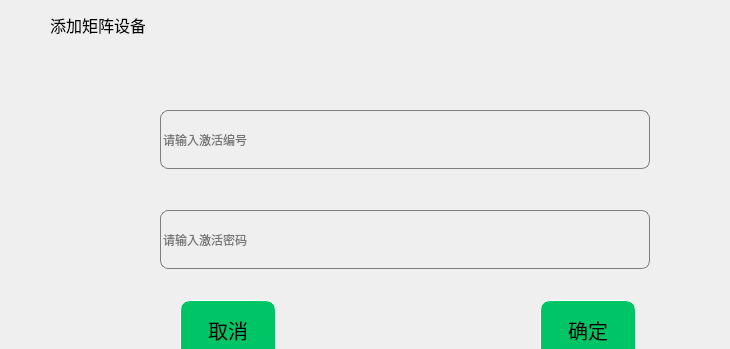
This is UI/gbs/bizWidgets/GBSAddBroker.ui in huangjingpei/myobs as Qt 5 draws it before an edit; both pictures show x 0 to 730 and y 0 to 349 of the 815 by 453 pixel window. The edited form follows.
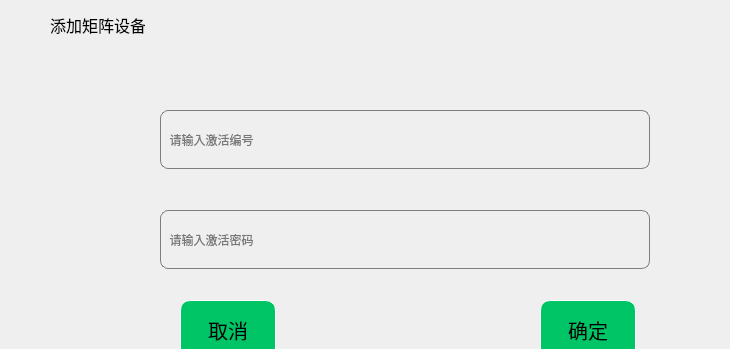
This is the edited form. Icons and pictures are not drawn.

Diff of the .ui file:
```diff
--- a/UI/gbs/bizWidgets/GBSAddBroker.ui
+++ b/UI/gbs/bizWidgets/GBSAddBroker.ui
@@ -90,7 +90,7 @@
 </string>
     </property>
     <property name="placeholderText">
-     <string>请输入激活编号</string>
+     <string>  请输入激活编号</string>
     </property>
    </widget>
    <widget class="QLineEdit" name="leRecordCache_2">
@@ -109,7 +109,7 @@
 </string>
     </property>
     <property name="placeholderText">
-     <string>请输入激活密码</string>
+     <string>  请输入激活密码</string>
     </property>
    </widget>
    <widget class="QPushButton" name="btnCancel">
```
